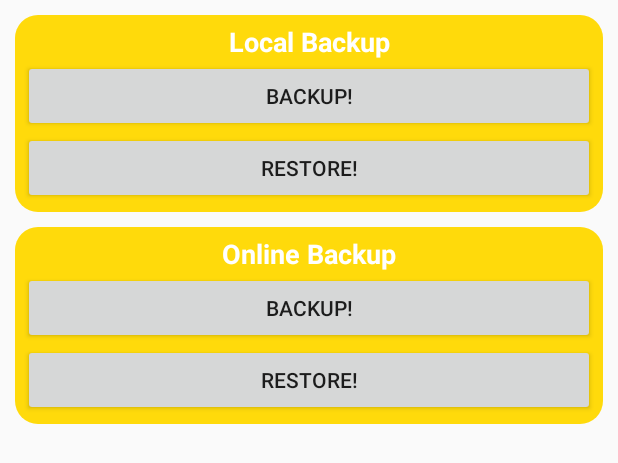
After one commit to imhashir/shop-keeper, an Android app: the layout fragment_backup_restore.xml on its own in the app's theme, with its tools: preview values and no code run, on a phone screen of 412 x 824 dp. The commit adds this screen. Shown: the top 463 px of the screen. Run offline under Robolectric (Android 15) with nearby library versions, the light colour scheme and no system bars.

Commit message:
Designed Backup & Restore Fragment UI

```diff
--- a/app/src/main/java/com/hashirbaig/creator/shopkeeper/Database/ShopDBHelper.java
+++ b/app/src/main/java/com/hashirbaig/creator/shopkeeper/Database/ShopDBHelper.java
@@ -28,7 +28,7 @@ public class ShopDBHelper extends SQLiteOpenHelper{
                 ")"
         );
 
-        db.execSQL("create table " + DatabaseSchema.TableProducts.TABLE_PRODUCTS + "(" +
+        db.execSQL("create table " + TableProducts.TABLE_PRODUCTS + "(" +
                 " _id integer primary key autoincrement, " +
                 TableProducts.cols.NAME + ", " +
                 TableProducts.cols.UUID + ", " +
--- /dev/null
+++ b/app/src/main/res/drawable/backup_background_segment.xml
@@ -0,0 +1,11 @@
+<?xml version="1.0" encoding="utf-8"?>
+<shape xmlns:android="http://schemas.android.com/apk/res/android"
+    android:shape="rectangle">
+
+    <corners
+        android:radius="15dp"/>
+
+    <solid
+        android:color="@color/backup_block_back"/>
+
+</shape>
--- /dev/null
+++ b/app/src/main/res/layout/fragment_backup_restore.xml
@@ -0,0 +1,83 @@
+<?xml version="1.0" encoding="utf-8"?>
+<LinearLayout
+    xmlns:android="http://schemas.android.com/apk/res/android"
+    xmlns:tools="http://schemas.android.com/tools"
+    android:layout_width="match_parent"
+    android:layout_height="match_parent"
+    android:orientation="vertical"
+    android:padding="10dp"
+    tools:context=".HostingActivities.CustomerInfoActivity">
+
+    <ScrollView
+        android:layout_width="match_parent"
+        android:layout_height="match_parent">
+
+        <LinearLayout
+            android:layout_width="match_parent"
+            android:layout_height="match_parent"
+            android:orientation="vertical">
+
+            <LinearLayout
+                android:layout_width="match_parent"
+                android:layout_height="wrap_content"
+                android:orientation="vertical"
+                android:layout_marginBottom="10dp"
+                android:elevation="2dp"
+                style="@style/segment_background_backup_frag">
+
+                <TextView
+                    android:layout_width="match_parent"
+                    android:layout_height="wrap_content"
+                    android:text="@string/local_backup_restore_heading"
+                    android:textColor="@android:color/white"
+                    android:textAlignment="center"
+                    android:textStyle="bold"
+                    android:textSize="18dp"/>
+
+                <Button
+                    android:layout_width="match_parent"
+                    android:layout_height="wrap_content"
+                    android:text="@string/backup_text"
+                    android:id="@+id/local_backup_button"/>
+
+                <Button
+                    android:layout_width="match_parent"
+                    android:layout_height="wrap_content"
+                    android:id="@+id/local_restore_button"
+                    android:text="@string/restore_text"/>
+            </LinearLayout>
+
+            <LinearLayout
+                android:layout_width="match_parent"
+                android:layout_height="wrap_content"
+                android:orientation="vertical"
+                android:elevation="2dp"
+                style="@style/segment_background_backup_frag">
+
+                <TextView
+                    android:layout_width="match_parent"
+                    android:layout_height="wrap_content"
+                    android:text="@string/online_backup_restore_heading"
+                    android:textColor="@android:color/white"
+                    android:textAlignment="center"
+                    android:textStyle="bold"
+                    android:textSize="18dp"/>
+
+                <Button
+                    android:layout_width="match_parent"
+                    android:layout_height="wrap_content"
+                    android:text="@string/backup_text"
+                    android:id="@+id/online_backup_button"/>
+
+                <Button
+                    android:layout_width="match_parent"
+                    android:layout_height="wrap_content"
+                    android:id="@+id/online_restore_button"
+                    android:text="@string/restore_text"/>
+            </LinearLayout>
+
+        </LinearLayout>
+
+    </ScrollView>
+
+</LinearLayout>
--- a/app/src/main/res/values/colors.xml
+++ b/app/src/main/res/values/colors.xml
@@ -1,12 +1,13 @@
 <?xml version="1.0" encoding="utf-8"?>
 <resources>
-    <color name="colorPrimary">#3F51B5</color>
-    <color name="colorPrimaryDark">#303F9F</color>
+    <color name="colorPrimary">#47c403</color>
+    <color name="colorPrimaryDark">#3dab01</color>
     <color name="colorAccent">#FF4081</color>
 
     <!-- Block Segment Background -->
     <color name="customer_block_back">#69f2a3</color>
     <color name="product_block_back">#d698ff</color>
+    <color name="backup_block_back">#ffda0b</color>
 
     <!-- Home Segment Background -->
     <color name="home_block_outline">#ffffff</color>
--- a/app/src/main/res/values/strings.xml
+++ b/app/src/main/res/values/strings.xml
@@ -40,4 +40,10 @@
     <string name="close_navigation_drawer">Close Navigation Drawer</string>
     <string name="select_spinner_item_text">Select Item</string>
 
+    <!-- Backup & Restore Fragment -->
+    <string name="local_backup_restore_heading">Local Backup</string>
+    <string name="online_backup_restore_heading">Online Backup</string>
+    <string name="backup_text">Backup!</string>
+    <string name="restore_text">Restore!</string>
+
 </resources>
--- a/app/src/main/res/values/styles.xml
+++ b/app/src/main/res/values/styles.xml
@@ -27,6 +27,11 @@
         <item name="android:padding">5dp</item>
     </style>
 
+    <style name="segment_background_backup_frag">
+        <item name="android:background">@drawable/backup_background_segment</item>
+        <item name="android:padding">5dp</item>
+    </style>
+
     <style name="AppTheme.NoActionBar">
         <item name="windowActionBar">false</item>
         <item name="windowNoTitle">true</item>
```
